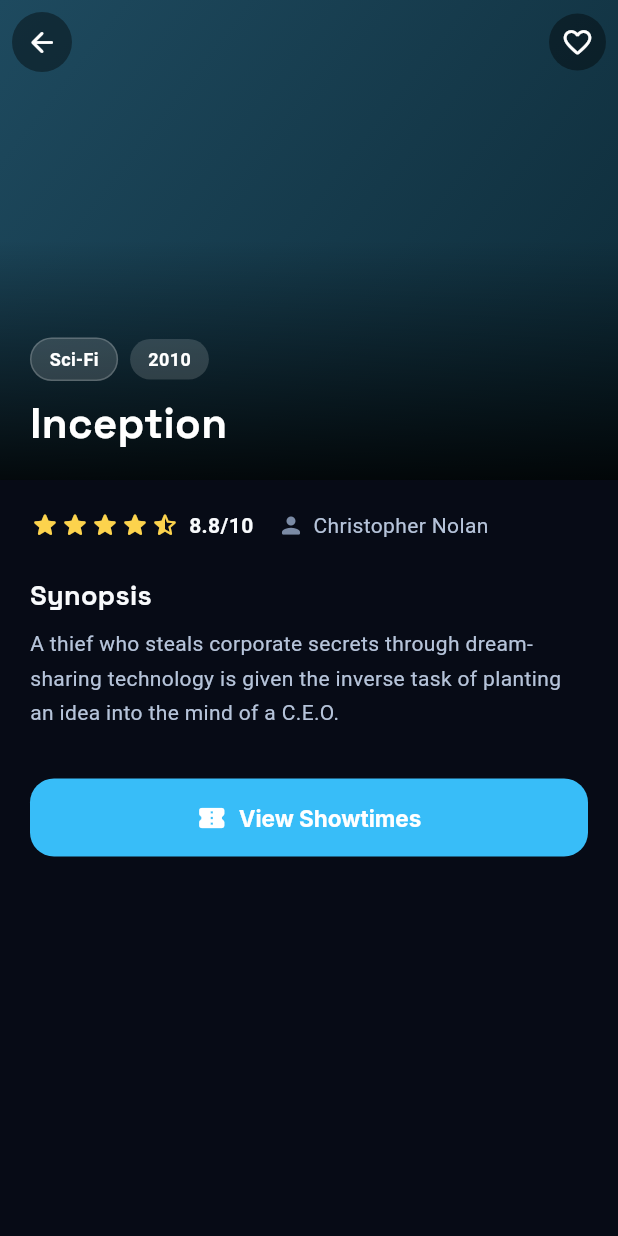
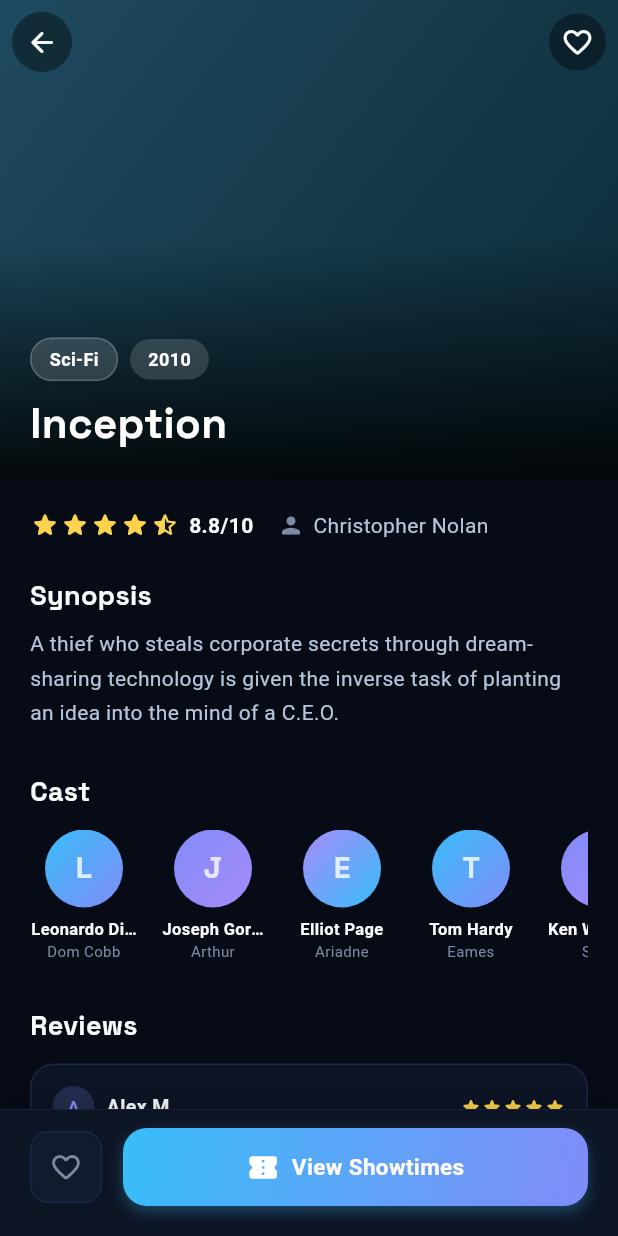
Before and after one commit to shyamrajpr7/recommendation-system, a Flutter app: the DetailScreen screen opened directly with empty values, on a phone screen of 412 x 824 dp. Run offline on Flutter 3.47's test engine with Material 3 defaults, Android fonts, the phone set to English and light mode, and no system bars; drawn by our look-alikes of flutter_animate; our stand-ins replace dio, flutter_riverpod, flutter_secure_storage, go_router, google_fonts, shared_preferences and 1 more; accounts and stored records are empty.

Commit message:
feat: improve Detail Screen - cast row, reviews section, sticky bottom bar with AppButton

```diff
--- a/mobile/lib/screens/detail_screen.dart
+++ b/mobile/lib/screens/detail_screen.dart
@@ -5,6 +5,7 @@
 import '../theme/colors.dart';
 import '../theme/app_dimens.dart';
 import '../models/cinema.dart';
+import '../widgets/app_button.dart';
 
 class DetailScreen extends StatefulWidget {
   final int movieId;
@@ -29,6 +30,21 @@
         director: 'Christopher Nolan',
       );
 
+  final _cast = const [
+    ('Leonardo DiCaprio', 'Dom Cobb'),
+    ('Joseph Gordon-Levitt', 'Arthur'),
+    ('Elliot Page', 'Ariadne'),
+    ('Tom Hardy', 'Eames'),
+    ('Ken Watanabe', 'Saito'),
+    ('Cillian Murphy', 'Fischer'),
+  ];
+
+  final _reviews = const [
+    ('Alex M.', 5, 'Mind-bending masterpiece. Nolan at his finest.'),
+    ('Sarah K.', 4, 'Complex but rewarding. The ending is brilliant.'),
+    ('James L.', 5, 'Best sci-fi film of the decade. A must-watch.'),
+  ];
+
   @override
   Widget build(BuildContext context) {
     final movie = _movie;
@@ -38,7 +54,6 @@
       backgroundColor: AppColors.background,
       body: CustomScrollView(
         slivers: [
-          // Collapsing app bar with Hero image
           SliverAppBar(
             expandedHeight: 320,
             pinned: true,
@@ -73,10 +88,7 @@
                   ),
                   child: AnimatedSwitcher(
                     duration: const Duration(milliseconds: 300),
-                    transitionBuilder: (child, anim) => ScaleTransition(
-                      scale: anim,
-                      child: child,
-                    ),
+                    transitionBuilder: (child, anim) => ScaleTransition(scale: anim, child: child),
                     child: Icon(
                       _isFavorite ? Icons.favorite_rounded : Icons.favorite_border_rounded,
                       key: ValueKey(_isFavorite),
@@ -92,11 +104,7 @@
                 tag: 'movie-${widget.movieId}',
                 child: Container(
                   decoration: BoxDecoration(
-                    gradient: LinearGradient(
-                      colors: colors,
-                      begin: Alignment.topLeft,
-                      end: Alignment.bottomRight,
-                    ),
+                    gradient: LinearGradient(colors: colors, begin: Alignment.topLeft, end: Alignment.bottomRight),
                   ),
                   child: Stack(
                     children: [
@@ -106,11 +114,7 @@
                             gradient: LinearGradient(
                               begin: Alignment.topCenter,
                               end: Alignment.bottomCenter,
-                              colors: [
-                                Colors.transparent,
-                                Colors.transparent,
-                                Colors.black.withValues(alpha: 0.85),
-                              ],
+                              colors: [Colors.transparent, Colors.transparent, Colors.black.withValues(alpha: 0.85)],
                               stops: const [0, 0.5, 1],
                             ),
                           ),
@@ -125,8 +129,7 @@
                           child: Column(
                             crossAxisAlignment: CrossAxisAlignment.start,
                             children: [
-                              Row(
-                                children: [
+                              Row(children: [
                                 Container(
                                   padding: const EdgeInsets.symmetric(horizontal: 12, vertical: 5),
                                   decoration: BoxDecoration(
@@ -134,14 +137,7 @@
                                     borderRadius: BorderRadius.circular(AppDimens.radiusFull),
                                     border: Border.all(color: Colors.white.withValues(alpha: 0.2)),
                                   ),
-                                    child: Text(
-                                      movie.genre,
-                                      style: const TextStyle(
-                                        color: Colors.white,
-                                        fontSize: 12,
-                                        fontWeight: FontWeight.w700,
-                                      ),
-                                    ),
+                                  child: Text(movie.genre, style: const TextStyle(color: Colors.white, fontSize: 12, fontWeight: FontWeight.w700)),
                                 ),
                                 const SizedBox(width: 8),
                                 Container(
@@ -150,28 +146,11 @@
                                     color: Colors.white.withValues(alpha: 0.15),
                                     borderRadius: BorderRadius.circular(AppDimens.radiusFull),
                                   ),
-                                    child: Text(
-                                      '${movie.year}',
-                                      style: const TextStyle(
-                                        color: Colors.white,
-                                        fontSize: 12,
-                                        fontWeight: FontWeight.w700,
+                                  child: Text('${movie.year}', style: const TextStyle(color: Colors.white, fontSize: 12, fontWeight: FontWeight.w700)),
                                 ),
-                                    ),
-                                  ),
-                                ],
-                              ),
+                              ]),
                               const SizedBox(height: 12),
-                              Text(
-                                movie.title,
-                                style: const TextStyle(
-                                  fontFamily: 'Space Grotesk',
-                                  fontSize: 28,
-                                  fontWeight: FontWeight.w700,
-                                  color: Colors.white,
-                                  height: 1.2,
-                                ),
-                              ),
+                              Text(movie.title, style: const TextStyle(fontFamily: 'Space Grotesk', fontSize: 28, fontWeight: FontWeight.w700, color: Colors.white, height: 1.2)),
                             ],
                           ),
                         ),
@@ -182,7 +161,6 @@
               ),
             ),
           ),
-          // Movie details
           SliverToBoxAdapter(
             child: Padding(
               padding: const EdgeInsets.all(20),
@@ -195,62 +173,168 @@
                       const SizedBox(width: 16),
                       Icon(Icons.person_rounded, size: 18, color: AppColors.muted),
                       const SizedBox(width: 6),
-                      Text(
-                        movie.director,
-                        style: TextStyle(color: AppColors.textSecondary, fontSize: 14),
-                      ),
+                      Text(movie.director, style: TextStyle(color: AppColors.textSecondary, fontSize: 14)),
                     ],
                   ).animate().fadeIn(delay: 100.ms, duration: 400.ms),
                   const SizedBox(height: 24),
-                  Text(
-                    'Synopsis',
-                    style: TextStyle(
-                      fontFamily: 'Space Grotesk',
-                      fontSize: 18,
-                      fontWeight: FontWeight.w700,
-                      color: AppColors.text,
+                  Text('Synopsis', style: TextStyle(fontFamily: 'Space Grotesk', fontSize: 18, fontWeight: FontWeight.w700, color: AppColors.text))
+                      .animate().fadeIn(delay: 200.ms, duration: 400.ms),
+                  const SizedBox(height: 8),
+                  Text(movie.synopsis, style: TextStyle(color: AppColors.textSecondary, fontSize: 14, height: 1.65))
+                      .animate().fadeIn(delay: 300.ms, duration: 400.ms).slideY(begin: 0.1, end: 0, delay: 300.ms, duration: 400.ms),
+                  const SizedBox(height: 28),
+                  // Cast section
+                  Text('Cast', style: TextStyle(fontFamily: 'Space Grotesk', fontSize: 18, fontWeight: FontWeight.w700, color: AppColors.text))
+                      .animate().fadeIn(delay: 350.ms, duration: 400.ms),
+                  const SizedBox(height: 12),
+                  SizedBox(
+                    height: 90,
+                    child: ListView.separated(
+                      scrollDirection: Axis.horizontal,
+                      itemCount: _cast.length,
+                      separatorBuilder: (_, _) => const SizedBox(width: 14),
+                      itemBuilder: (_, i) => _buildCastMember(_cast[i].$1, _cast[i].$2, i),
                     ),
-                  ).animate().fadeIn(delay: 200.ms, duration: 400.ms),
-                  const SizedBox(height: 8),
-                  Text(
-                    movie.synopsis,
-                    style: TextStyle(
-                      color: AppColors.textSecondary,
-                      fontSize: 14,
-                      height: 1.65,
-                    ),
-                  ).animate().fadeIn(delay: 300.ms, duration: 400.ms)
-                      .slideY(begin: 0.1, end: 0, delay: 300.ms, duration: 400.ms),
-                  const SizedBox(height: 32),
-                  SizedBox(
-                    width: double.infinity,
-                    height: AppDimens.buttonHeight,
-                    child: ElevatedButton.icon(
-                      onPressed: () {
-                        HapticFeedback.mediumImpact();
-                        context.push('/showtimes/${widget.movieId}');
-                      },
-                      icon: const Icon(Icons.confirmation_number_rounded, size: 20),
-                      label: const Text('View Showtimes'),
-                      style: ElevatedButton.styleFrom(
-                        backgroundColor: AppColors.accent1,
-                        foregroundColor: Colors.white,
-                        shape: RoundedRectangleBorder(
-                          borderRadius: BorderRadius.circular(AppDimens.radiusLg),
-                        ),
-                        elevation: 0,
-                      ),
-                    ),
-                  ).animate().fadeIn(delay: 400.ms, duration: 400.ms)
-                      .slideY(begin: 0.2, end: 0, delay: 400.ms, duration: 400.ms),
-                  const SizedBox(height: 20),
+                  ).animate().fadeIn(delay: 400.ms, duration: 400.ms),
+                  const SizedBox(height: 28),
+                  // Reviews section
+                  Text('Reviews', style: TextStyle(fontFamily: 'Space Grotesk', fontSize: 18, fontWeight: FontWeight.w700, color: AppColors.text))
+                      .animate().fadeIn(delay: 450.ms, duration: 400.ms),
+                  const SizedBox(height: 12),
+                  ...List.generate(_reviews.length, (i) => Padding(
+                    padding: const EdgeInsets.only(bottom: 10),
+                    child: _buildReviewCard(_reviews[i].$1, _reviews[i].$2, _reviews[i].$3, i),
+                  )),
+                  const SizedBox(height: 100),
                 ],
               ),
             ),
           ),
         ],
       ),
+      bottomNavigationBar: Container(
+        padding: const EdgeInsets.fromLTRB(20, 12, 20, 20),
+        decoration: BoxDecoration(
+          color: AppColors.surface,
+          border: Border(top: BorderSide(color: AppColors.borderSoft, width: 0.5)),
+          boxShadow: [BoxShadow(color: Colors.black.withValues(alpha: 0.15), blurRadius: 16, offset: const Offset(0, -4))],
+        ),
+        child: SafeArea(
+          child: Row(
+            children: [
+              GestureDetector(
+                onTap: () {
+                  HapticFeedback.mediumImpact();
+                  setState(() => _isFavorite = !_isFavorite);
+                },
+                child: Container(
+                  padding: const EdgeInsets.all(12),
+                  decoration: BoxDecoration(
+                    color: _isFavorite ? AppColors.error.withValues(alpha: 0.15) : AppColors.surface2,
+                    borderRadius: BorderRadius.circular(AppDimens.radiusMd),
+                    border: Border.all(color: _isFavorite ? AppColors.error.withValues(alpha: 0.3) : AppColors.borderSoft),
+                  ),
+                  child: Icon(
+                    _isFavorite ? Icons.favorite_rounded : Icons.favorite_border_rounded,
+                    color: _isFavorite ? AppColors.error : AppColors.muted,
+                    size: 22,
+                  ),
+                ),
+              ),
+              const SizedBox(width: 14),
+              Expanded(
+                child: AppButton(
+                  label: 'View Showtimes',
+                  icon: Icons.confirmation_number_rounded,
+                  style: AppButtonStyle.gradient,
+                  onPressed: () {
+                    HapticFeedback.mediumImpact();
+                    context.push('/showtimes/${widget.movieId}');
+                  },
+                ),
+              ),
+            ],
+          ),
+        ),
+      ),
     );
+  }
+
+  Widget _buildCastMember(String name, String role, int index) {
+    final palettes = [
+      [AppColors.accent1, AppColors.accent2],
+      [AppColors.accent2, AppColors.accent3],
+      [AppColors.accent3, AppColors.accent1],
+    ];
+    final colors = palettes[index % palettes.length];
+
+    return SizedBox(
+      width: 72,
+      child: Column(
+        children: [
+          Container(
+            width: 52,
+            height: 52,
+            decoration: BoxDecoration(
+              gradient: LinearGradient(colors: colors, begin: Alignment.topLeft, end: Alignment.bottomRight),
+              shape: BoxShape.circle,
+            ),
+            child: Center(
+              child: Text(
+                name[0],
+                style: TextStyle(fontFamily: 'Space Grotesk', fontSize: 20, fontWeight: FontWeight.w700, color: Colors.white.withValues(alpha: 0.8)),
+              ),
+            ),
+          ),
+          const SizedBox(height: 6),
+          Text(name, style: TextStyle(color: AppColors.text, fontSize: 11, fontWeight: FontWeight.w600), maxLines: 1, overflow: TextOverflow.ellipsis, textAlign: TextAlign.center),
+          Text(role, style: TextStyle(color: AppColors.muted, fontSize: 10), maxLines: 1, overflow: TextOverflow.ellipsis, textAlign: TextAlign.center),
+        ],
+      ),
+    );
+  }
+
+  Widget _buildReviewCard(String name, int stars, String text, int index) {
+    return Container(
+      padding: const EdgeInsets.all(14),
+      decoration: BoxDecoration(
+        color: AppColors.surface,
+        borderRadius: BorderRadius.circular(AppDimens.radiusLg),
+        border: Border.all(color: AppColors.borderSoft),
+      ),
+      child: Column(
+        crossAxisAlignment: CrossAxisAlignment.start,
+        children: [
+          Row(
+            children: [
+              Container(
+                width: 28,
+                height: 28,
+                decoration: BoxDecoration(
+                  color: AppColors.accent2.withValues(alpha: 0.2),
+                  shape: BoxShape.circle,
+                ),
+                child: Center(
+                  child: Text(name[0], style: TextStyle(color: AppColors.accent2, fontSize: 12, fontWeight: FontWeight.w700)),
+                ),
+              ),
+              const SizedBox(width: 8),
+              Expanded(
+                child: Text(name, style: TextStyle(color: AppColors.text, fontSize: 13, fontWeight: FontWeight.w600)),
+              ),
+              ...List.generate(5, (i) => Icon(
+                i < stars ? Icons.star_rounded : Icons.star_border_rounded,
+                size: 14,
+                color: i < stars ? AppColors.gold : AppColors.muted2,
+              )),
+            ],
+          ),
+          const SizedBox(height: 8),
+          Text(text, style: TextStyle(color: AppColors.textSecondary, fontSize: 12.5, height: 1.5)),
+        ],
+      ),
+    ).animate().fadeIn(delay: Duration(milliseconds: 500 + index * 80), duration: 400.ms)
+        .slideX(begin: 0.03, end: 0, delay: Duration(milliseconds: 500 + index * 80), duration: 400.ms);
   }
 
   Widget _buildRating(double rating) {
@@ -258,22 +342,12 @@
     return Row(
       children: [
         ...List.generate(5, (i) {
-          if (i < stars.floor()) {
-            return Icon(Icons.star_rounded, size: 20, color: AppColors.gold);
-          } else if (i < stars) {
-            return Icon(Icons.star_half_rounded, size: 20, color: AppColors.gold);
-          }
+          if (i < stars.floor()) return Icon(Icons.star_rounded, size: 20, color: AppColors.gold);
+          if (i < stars) return Icon(Icons.star_half_rounded, size: 20, color: AppColors.gold);
           return Icon(Icons.star_border_rounded, size: 20, color: AppColors.muted2);
         }),
         const SizedBox(width: 6),
-        Text(
-          '${rating.toStringAsFixed(1)}/10',
-          style: TextStyle(
-            color: AppColors.text,
-            fontSize: 14,
-            fontWeight: FontWeight.w700,
-          ),
-        ),
+        Text('${rating.toStringAsFixed(1)}/10', style: TextStyle(color: AppColors.text, fontSize: 14, fontWeight: FontWeight.w700)),
       ],
     );
   }
```
Lines whose indentation alone changed are shown as unchanged.
